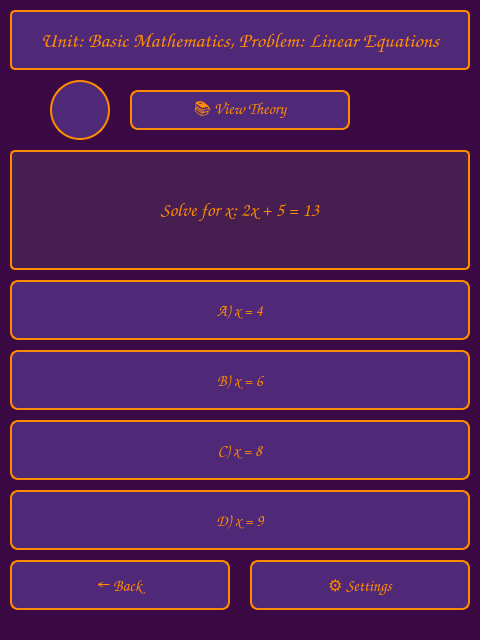
The window that Externals/Qt/MultipleChoiceWindow.ui (DRBC-Systems/PipinoCosmos) describes before a commit, drawn with Qt 5.
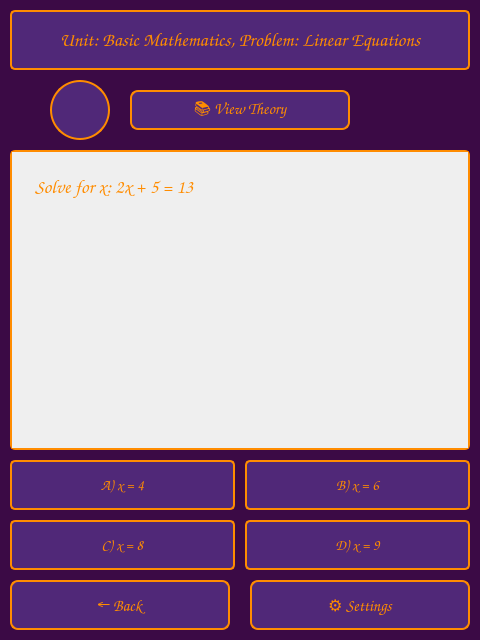
The same window after the commit. Icons and pictures are not drawn.

Commit message: Made a working UI with a 6 second delay on problem popups, settings in the main window, made the MultipleChoiceWindow look better

Patch:
```diff
--- a/Externals/Qt/MultipleChoiceWindow.ui
+++ b/Externals/Qt/MultipleChoiceWindow.ui
@@ -30,7 +30,7 @@
     <property name="font">
      <font>
       <family>Comic Sans MS</family>
-      <pointsize>16</pointsize>
+      <pointsize>14</pointsize>
       <bold>true</bold>
      </font>
     </property>
@@ -113,15 +113,53 @@
      <string>📚 View Theory</string>
     </property>
    </widget>
-   <widget class="QLabel" name="problemLabel">
+   <widget class="QScrollArea" name="problemScrollArea">
     <property name="geometry">
      <rect>
       <x>10</x>
       <y>150</y>
       <width>460</width>
-      <height>120</height>
+      <height>300</height>
      </rect>
     </property>
+    <property name="styleSheet">
+     <string notr="true">QScrollArea {
+    border: 2px solid rgb(255, 140, 0);
+    border-radius: 5px;
+    background-color: rgb(70, 30, 80);
+}
+QScrollBar:vertical {
+    background-color: rgb(70, 30, 80);
+    width: 12px;
+    border: 1px solid rgb(255, 140, 0);
+}
+QScrollBar::handle:vertical {
+    background-color: rgb(255, 140, 0);
+    border-radius: 5px;
+    min-height: 20px;
+}
+QScrollBar::add-line:vertical, QScrollBar::sub-line:vertical {
+    height: 0px;
+}
+QScrollBar::add-page:vertical, QScrollBar::sub-page:vertical {
+    background: none;
+}</string>
+    </property>
+    <property name="widgetResizable">
+     <bool>true</bool>
+    </property>
+    <widget class="QWidget" name="scrollAreaWidgetContents">
+     <property name="geometry">
+      <rect>
+       <x>0</x>
+       <y>0</y>
+       <width>456</width>
+       <height>296</height>
+      </rect>
+     </property>
+     <layout class="QVBoxLayout" name="verticalLayout">
+      <item>
+       <widget class="QLabel" name="problemLabel">
     <property name="font">
      <font>
       <family>Comic Sans MS</family>
@@ -130,43 +168,46 @@
     </property>
     <property name="styleSheet">
      <string notr="true">QLabel {
-    border: 2px solid rgb(255, 140, 0);
-    border-radius: 5px;
+    border: none;
     padding: 10px;
     color: rgb(255, 140, 0);
-    background-color: rgb(70, 30, 80);
+    background-color: transparent;
 }</string>
     </property>
     <property name="text">
      <string>Solve for x: 2x + 5 = 13</string>
     </property>
     <property name="alignment">
-     <set>Qt::AlignmentFlag::AlignCenter</set>
+         <set>Qt::AlignmentFlag::AlignLeft|Qt::AlignmentFlag::AlignTop</set>
     </property>
     <property name="wordWrap">
      <bool>true</bool>
     </property>
    </widget>
+      </item>
+     </layout>
+    </widget>
+   </widget>
    <widget class="QPushButton" name="choiceButton1">
     <property name="geometry">
      <rect>
       <x>10</x>
-      <y>280</y>
-      <width>460</width>
-      <height>60</height>
+      <y>460</y>
+      <width>225</width>
+      <height>50</height>
      </rect>
     </property>
     <property name="font">
      <font>
       <family>Comic Sans MS</family>
-      <pointsize>12</pointsize>
+      <pointsize>11</pointsize>
      </font>
     </property>
     <property name="styleSheet">
      <string notr="true">QPushButton {
     border: 2px solid rgb(255, 140, 0);
-    border-radius: 8px;
-    padding: 10px;
+    border-radius: 5px;
+    padding: 6px;
     color: rgb(255, 140, 0);
     background-color: rgb(80, 40, 120);
 }
@@ -184,23 +225,23 @@
    <widget class="QPushButton" name="choiceButton2">
     <property name="geometry">
      <rect>
-      <x>10</x>
-      <y>350</y>
-      <width>460</width>
-      <height>60</height>
+      <x>245</x>
+      <y>460</y>
+      <width>225</width>
+      <height>50</height>
      </rect>
     </property>
     <property name="font">
      <font>
       <family>Comic Sans MS</family>
-      <pointsize>12</pointsize>
+      <pointsize>11</pointsize>
      </font>
     </property>
     <property name="styleSheet">
      <string notr="true">QPushButton {
     border: 2px solid rgb(255, 140, 0);
-    border-radius: 8px;
-    padding: 10px;
+    border-radius: 5px;
+    padding: 6px;
     color: rgb(255, 140, 0);
     background-color: rgb(80, 40, 120);
 }
@@ -219,22 +260,22 @@
     <property name="geometry">
      <rect>
       <x>10</x>
-      <y>420</y>
-      <width>460</width>
-      <height>60</height>
+      <y>520</y>
+      <width>225</width>
+      <height>50</height>
      </rect>
     </property>
     <property name="font">
      <font>
       <family>Comic Sans MS</family>
-      <pointsize>12</pointsize>
+      <pointsize>11</pointsize>
      </font>
     </property>
     <property name="styleSheet">
      <string notr="true">QPushButton {
     border: 2px solid rgb(255, 140, 0);
-    border-radius: 8px;
-    padding: 10px;
+    border-radius: 5px;
+    padding: 6px;
     color: rgb(255, 140, 0);
     background-color: rgb(80, 40, 120);
 }
@@ -252,23 +293,23 @@
    <widget class="QPushButton" name="choiceButton4">
     <property name="geometry">
      <rect>
-      <x>10</x>
-      <y>490</y>
-      <width>460</width>
-      <height>60</height>
+      <x>245</x>
+      <y>520</y>
+      <width>225</width>
+      <height>50</height>
      </rect>
     </property>
     <property name="font">
      <font>
       <family>Comic Sans MS</family>
-      <pointsize>12</pointsize>
+      <pointsize>11</pointsize>
      </font>
     </property>
     <property name="styleSheet">
      <string notr="true">QPushButton {
     border: 2px solid rgb(255, 140, 0);
-    border-radius: 8px;
-    padding: 10px;
+    border-radius: 5px;
+    padding: 6px;
     color: rgb(255, 140, 0);
     background-color: rgb(80, 40, 120);
 }
@@ -287,7 +328,7 @@
     <property name="geometry">
      <rect>
       <x>10</x>
-      <y>560</y>
+      <y>580</y>
       <width>220</width>
       <height>50</height>
      </rect>
@@ -322,7 +363,7 @@
     <property name="geometry">
      <rect>
       <x>250</x>
-      <y>560</y>
+      <y>580</y>
       <width>220</width>
       <height>50</height>
      </rect>
```
Lines whose indentation alone changed are shown as unchanged. The commit also changes 9 other files.
